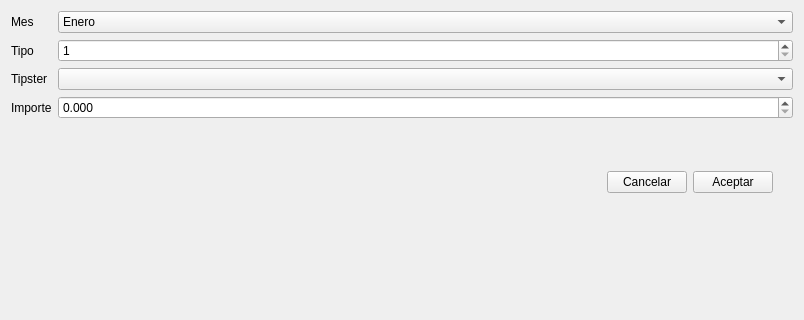
This is ui/new_tipster_month.ui in soker90/betcon as Qt 5 draws it before an edit; both pictures show x 0 to 804 and y 0 to 320 of the 804 by 475 pixel window. The edited form follows.
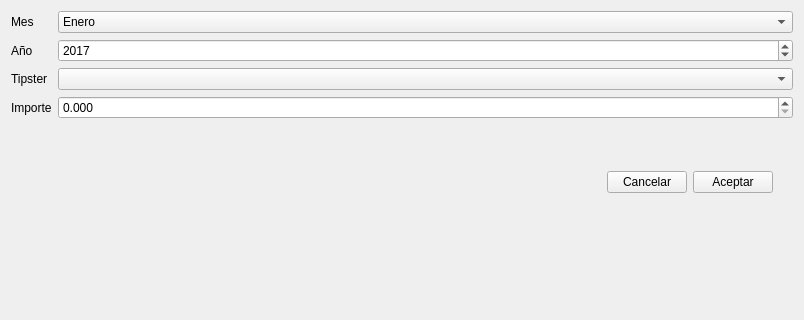
This is the edited form.

Commit message: 1. Added tipster payment history

Patch:
```diff
--- a/ui/new_tipster_month.ui
+++ b/ui/new_tipster_month.ui
@@ -93,7 +93,7 @@
      <item row="1" column="0">
       <widget class="QLabel" name="label_2">
        <property name="text">
-        <string>Tipo</string>
+        <string>Año</string>
        </property>
       </widget>
      </item>
@@ -199,10 +199,13 @@
      <item row="1" column="1">
       <widget class="QSpinBox" name="txtYear">
        <property name="minimum">
-        <number>1</number>
+        <number>1990</number>
        </property>
        <property name="maximum">
-        <number>12</number>
+        <number>2100</number>
+       </property>
+       <property name="value">
+        <number>2017</number>
        </property>
       </widget>
      </item>
```
The commit also changes 10 other files.
